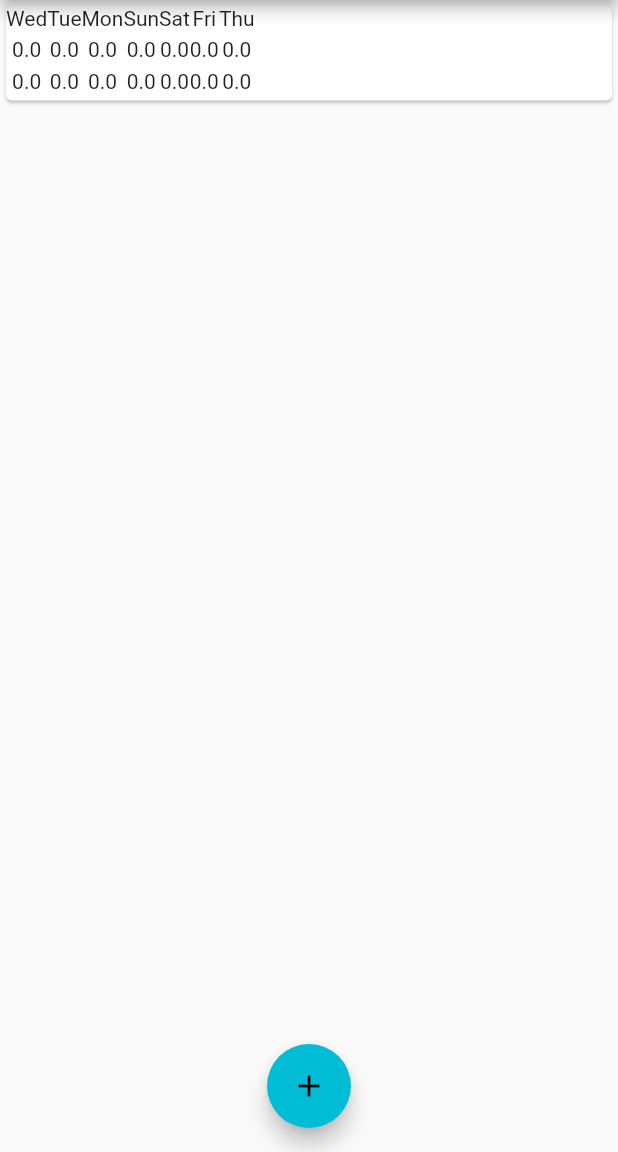
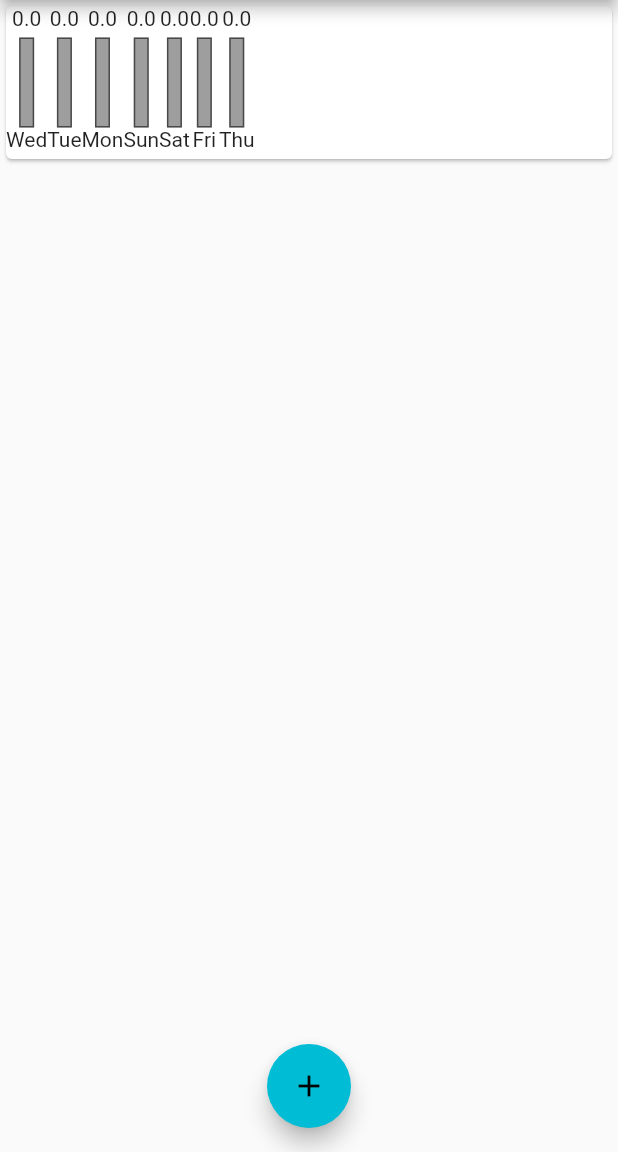
Before and after one commit to KyriakosMilad/expenses_tracker, a Flutter app: the screen it shows after launch, on a phone screen of 412 x 824 dp, the part 84-1236 px from its top. Run offline on Flutter 3.47's test engine with Material 2 defaults, Android fonts, the phone set to English and light mode, and no system bars.

Commit message:
Show data on the chart

```diff
--- a/lib/widgets/chart.dart
+++ b/lib/widgets/chart.dart
@@ -42,10 +42,8 @@ class Chart extends StatelessWidget {
     return Card(
       child: Row(
         children: [
-          ...transactionsLastWeek.map((t) => ChartBar(
-              dayLetter: t['day'].toString(),
-              amount: double.parse(t['amount'].toString()),
-              percentage: getDayPercentage(double.parse(t['amount'].toString()))))
+          ...transactionsLastWeek
+              .map((t) => ChartBar(day: t['day'].toString(), amount: t['amount'] as double, percentage: getDayPercentage(t['amount'] as double))),
         ],
       ),
     );
--- a/lib/widgets/chart_bar.dart
+++ b/lib/widgets/chart_bar.dart
@@ -1,26 +1,39 @@
 import 'package:flutter/material.dart';
 
 class ChartBar extends StatelessWidget {
-  final String dayLetter;
+  final String day;
   final double amount;
   final double percentage;
 
-  ChartBar({required this.dayLetter, required this.amount, required this.percentage});
+  ChartBar({required this.day, required this.amount, required this.percentage});
 
   @override
   Widget build(BuildContext context) {
     print(percentage);
     return Column(
       children: [
-        Text(dayLetter),
-        SizedBox(
-          height: 5,
-        ),
         Text(amount.toString()),
         SizedBox(
           height: 5,
         ),
-        Text(percentage.toString()),
+        Container(
+          height: 60,
+          width: 10,
+          child: Stack(
+            children: [
+              Container(
+                decoration: BoxDecoration(border: Border.all(color: Colors.black54, width: 1), color: Colors.black38),
+              ),
+              FractionallySizedBox(
+                heightFactor: percentage / 100,
+                child: Container(
+                  decoration: BoxDecoration(color: Colors.cyan),
+                ),
+              )
+            ],
+          ),
+        ),
+        Text(day),
         SizedBox(
           height: 5,
         ),
```
